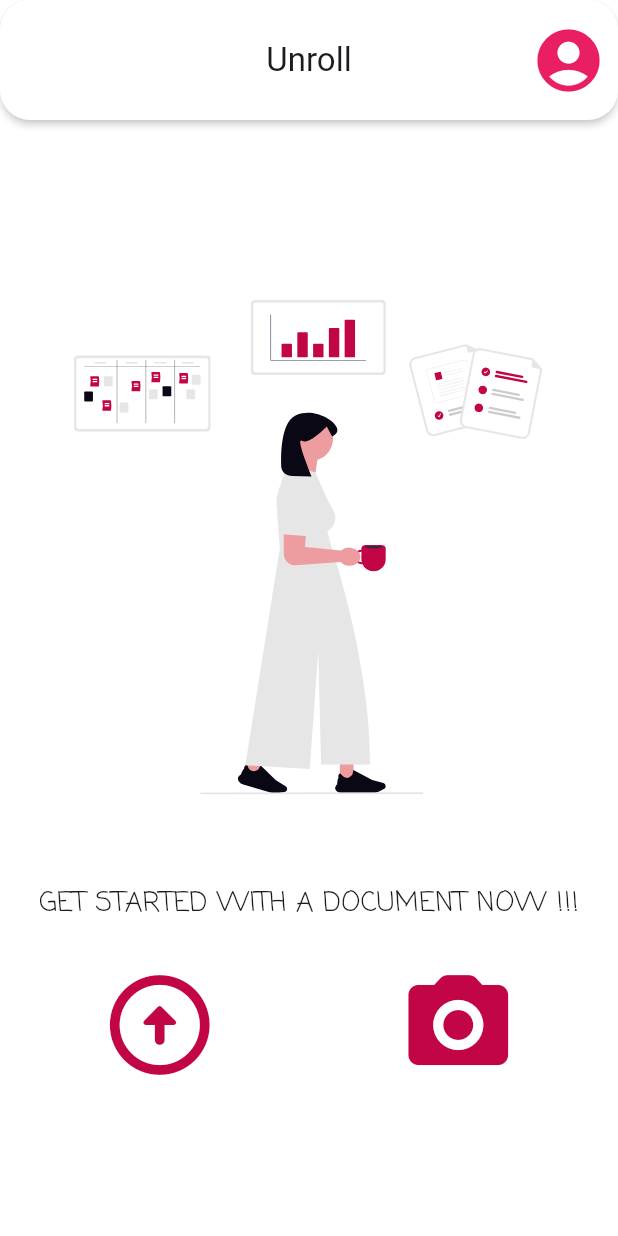
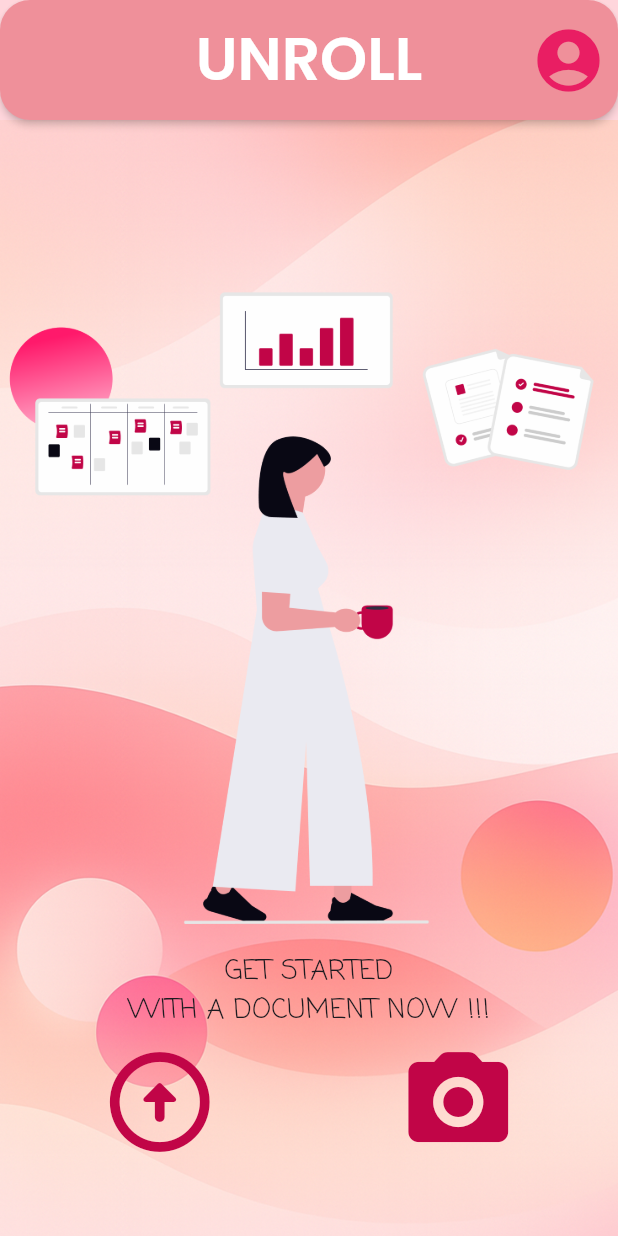
Before and after one commit to theteamgenaihackathon-coder/Unroll-Legal-Doc-Simplifier, a Flutter app: the HomePage screen opened directly, on a phone screen of 412 x 824 dp. Run offline on Flutter 3.47's test engine with Material 3 defaults, Android fonts, the phone set to English and light mode, and no system bars; our stand-ins replace cloud_firestore, file_picker, firebase_auth, firebase_core, firebase_storage, flutter_svg and 3 more; missing offline and left inert: pdfx, syncfusion_flutter_pdf; accounts and stored records are empty; project files that could hold a hidden picture were left out.

Commit message:
I changed the home page background

```diff
--- /dev/null
+++ b/lib/views/homepage/background_layout.dart
@@ -0,0 +1,42 @@
+import 'package:flutter/material.dart';
+import 'package:flutter_svg/flutter_svg.dart';
+
+class LayeredBackground extends StatelessWidget {
+  // final Widget child;
+  const LayeredBackground({Key? key}) : super(key: key);
+
+  @override
+  Widget build(BuildContext context) {
+    return Stack(
+      children: [
+        SvgPicture.asset('assets/images/HomePageBG.svg'),
+        // Image 1 - fills the whole screen
+        // SvgPicture.asset("assets/images/bg.svg", fit: BoxFit.cover, width: 200),
+
+        // Image 2 - centered
+        // Align(
+        //   alignment: Alignment.center,
+        //   child: SvgPicture.asset(
+        //     "assets/images/girl_image.svg",
+        //     width: 200,
+        //     height: 200,
+        //     fit: BoxFit.contain,
+        //   ),
+        // ),
+
+        // Image 3 - near top-left, but offset
+        // Positioned(
+        //   top: 40, // moves it down from the very top
+        //   left: 30, // moves it right from the very left
+        //   width: 120,
+        //   child: SvgPicture.asset(
+        //     "assets/images/Rectangle_111141407.svg",
+        //     fit: BoxFit.contain,
+        //   ),
+        // ),
+
+        // Foreground content
+      ],
+    );
+  }
+}
--- a/lib/views/homepage/homebody.dart
+++ b/lib/views/homepage/homebody.dart
@@ -1,12 +1,14 @@
 import 'package:flutter/material.dart';
-import 'package:flutter_svg/svg.dart';
+//import 'package:flutter_svg/svg.dart';
+//import 'package:legal_doc_simplifier/views/homepage/background_layout.dart';
 import 'dart:io';
-import 'package:image_picker/image_picker.dart';
-import 'package:path_provider/path_provider.dart';
+//import 'package:image_picker/image_picker.dart';
+//import 'package:path_provider/path_provider.dart';
 import 'package:legal_doc_simplifier/views/homepage/camera_button.dart';
 import 'package:legal_doc_simplifier/views/homepage/upload_button.dart';
 import 'package:legal_doc_simplifier/views/upload_screen/show_pdf_overlay.dart';
 import 'package:legal_doc_simplifier/views/camera_screen/pdf_generator.dart';
+//import 'package:legal_doc_simplifier/views/homepage/background_layout.dart';
 
 const Color ourRed = Color(0xFFC10547);
 
@@ -15,27 +17,22 @@ class HomeBody extends StatelessWidget {
 
   @override
   Widget build(BuildContext context) {
-    return Column(
+    return Stack(
       children: [
-        Padding(
-          padding: const EdgeInsets.only(
-            left: 24,
-            right: 24,
-            top: 120,
-            bottom: 40,
+        Positioned.fill(
+          child: Image.asset('assets/images/HomePageBG.png', fit: BoxFit.cover),
         ),
-
-          child: SvgPicture.asset(
-            'assets/images/bgimage2.svg',
-            height: MediaQuery.of(context).size.height * 0.4,
+        Column(
+          mainAxisAlignment: MainAxisAlignment.end,
+          children: [
+            Text(
+              "GET STARTED\nWITH A DOCUMENT NOW !!!",
+              style: TextStyle(
+                fontFamily: "ComingSoon",
+                fontSize: 18,
+                fontWeight: FontWeight.w400,
               ),
-        ),
-        Padding(
-          padding: const EdgeInsets.symmetric(vertical: 20),
-          child: Text(
-            "GET STARTED WITH A DOCUMENT NOW !!!",
-            style: TextStyle(fontFamily: "ComingSoon", fontSize: 18),
-          ),
+              textAlign: TextAlign.center,
             ),
             Row(
               mainAxisAlignment: MainAxisAlignment.center,
@@ -46,7 +43,11 @@ class HomeBody extends StatelessWidget {
                   final pdfFile = await generatePdfToTemp(imageFiles);
 
                   if (pdfFile.existsSync()) {
-                showPdfOverlay(context, title: 'Confirm PDF', pdfFile: pdfFile);
+                    showPdfOverlay(
+                      context,
+                      title: 'Confirm PDF',
+                      pdfFile: pdfFile,
+                    );
                   } else {
                     ScaffoldMessenger.of(context).showSnackBar(
                       const SnackBar(content: Text('PDF generation failed')),
@@ -55,6 +56,11 @@ class HomeBody extends StatelessWidget {
                 }),
               ],
             ),
+            SizedBox(height: MediaQuery.of(context).size.height * 0.05),
+          ],
+        ),
+
+        //Below code is for the preview of pdf generated by camera button
       ],
     );
   }
--- a/lib/views/homepage/homepage.dart
+++ b/lib/views/homepage/homepage.dart
@@ -1,4 +1,5 @@
 import 'package:flutter/material.dart';
+import 'package:google_fonts/google_fonts.dart';
 import 'package:legal_doc_simplifier/views/homepage/account_button_builder.dart';
 import 'package:legal_doc_simplifier/views/homepage/homebody.dart';
 
@@ -15,12 +16,30 @@ class _HomePageState extends State<HomePage> {
     return Scaffold(
       appBar: AppBar(
         toolbarHeight: 80,
-        backgroundColor: Colors.white,
+        backgroundColor: const Color.fromARGB(
+          255,
+          239,
+          144,
+          154,
+        ), // light pink-peach tone,
+
         shape: RoundedRectangleBorder(borderRadius: BorderRadius.circular(20)),
         surfaceTintColor: Colors.transparent,
         elevation: 2,
         shadowColor: Colors.black.withAlpha(200),
-        title: Text("Unroll"),
+        title: Text(
+          'UNROLL',
+          style: GoogleFonts.poppins(
+            fontSize: 40,
+            fontWeight: FontWeight.w600,
+            color: const Color.fromARGB(255, 255, 255, 255),
+          ),
+        ),
+        // titleTextStyle: TextStyle(
+        //   fontSize: 20,
+        //   fontWeight: FontWeight.bold,
+        //   fontFamily: "Nunito",
+        // ),
         centerTitle: true,
         actions: [
           const SizedBox(width: 0), // spacing before the button
@@ -30,7 +49,7 @@ class _HomePageState extends State<HomePage> {
       ),
 
       body: const HomeBody(),
-      backgroundColor: Colors.white,
+      backgroundColor: const Color(0xFFFFD6DC), // light pink-peach tone,
     );
   }
 }
```
Also changed, not shown: pubspec.yaml (+7 -69 lines), assets/images/HomePageBG.png (added), assets/images/HomePageBG.svg (added), assets/images/bg.svg (added), assets/images/girl_image.svg (added), assets/images/rectangle.svg (added), pubspec.lock. Lines whose indentation alone changed are shown as unchanged.
